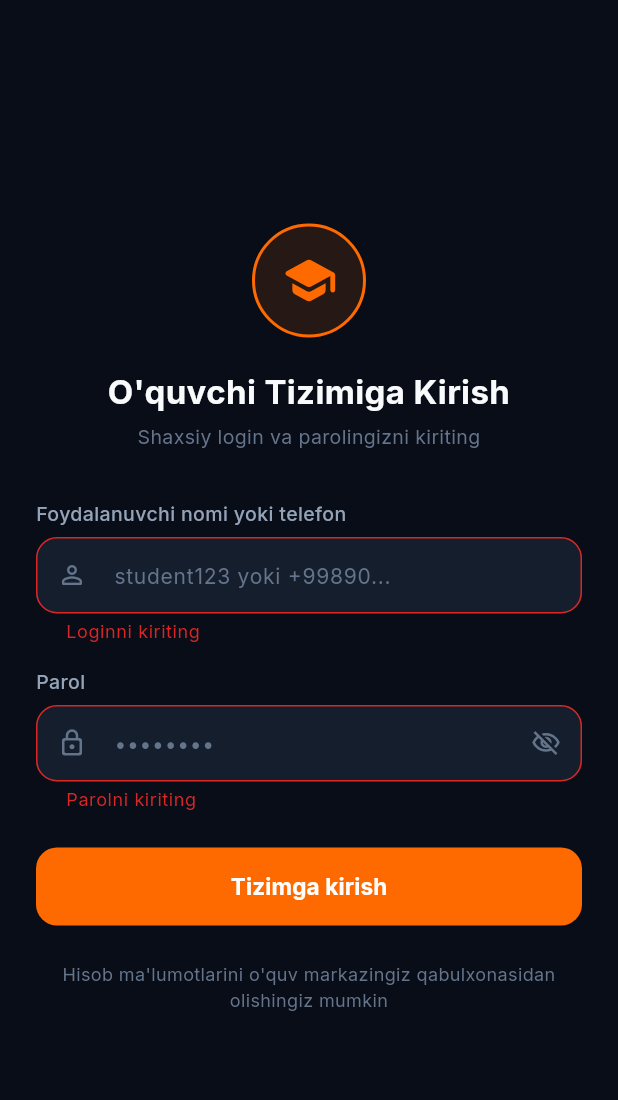
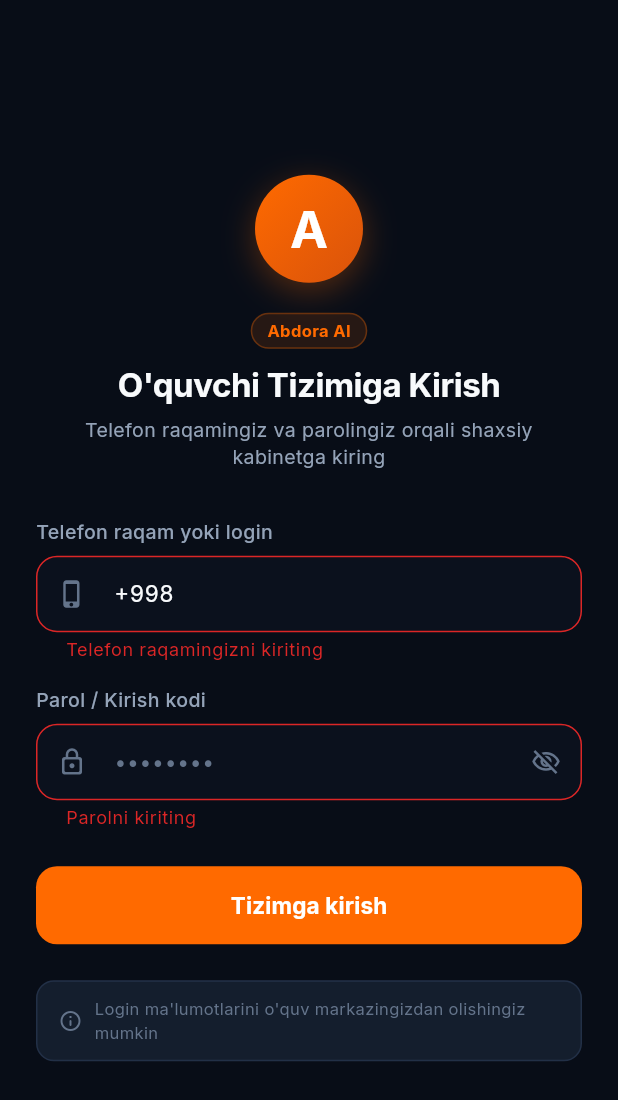
Before and after one commit to AbdulhodiyOmonboyev/Abdora-ai, a Flutter app: the screen it shows after launch, after a tap on "Tizimga kirish", on a phone screen of 412 x 824 dp. Shown: the top 1100 px of the screen. Run offline on Flutter 3.47's test engine with Material 3 defaults, Android fonts, the phone set to English and light mode, and no system bars; our stand-ins replace dio, fl_chart, google_fonts, shared_preferences; accounts and stored records are empty; network calls fail.

Commit message:
feat(auth): Login sahifasida avtomatik +998 kodi, UzPhoneFormatter va oxirgi loginni eslab qolish integratsiya qilindi

```diff
--- a/abdora_mobile/lib/core/storage/token_storage.dart
+++ b/abdora_mobile/lib/core/storage/token_storage.dart
@@ -3,6 +3,7 @@
 class TokenStorage {
   static const String _keyToken = 'auth_token';
   static const String _keyUser = 'cached_user_json';
+  static const String _keyLastUsername = 'last_username';
 
   static Future<void> saveToken(String token) async {
     final prefs = await SharedPreferences.getInstance();
@@ -24,6 +25,16 @@
     return prefs.getString(_keyUser);
   }
 
+  static Future<void> saveLastUsername(String username) async {
+    final prefs = await SharedPreferences.getInstance();
+    await prefs.setString(_keyLastUsername, username);
+  }
+
+  static Future<String?> getLastUsername() async {
+    final prefs = await SharedPreferences.getInstance();
+    return prefs.getString(_keyLastUsername);
+  }
+
   static Future<void> clearAll() async {
     final prefs = await SharedPreferences.getInstance();
     await prefs.remove(_keyToken);
--- /dev/null
+++ b/abdora_mobile/lib/core/utils/phone_formatter.dart
@@ -0,0 +1,56 @@
+import 'package:flutter/services.dart';
+
+class UzPhoneFormatter extends TextInputFormatter {
+  static String format(String input) {
+    if (input.isEmpty) return '+998 ';
+
+    String digits = input.replaceAll(RegExp(r'\D'), '');
+
+    if (digits.startsWith('998')) {
+      digits = digits.substring(3);
+    }
+
+    if (digits.length > 9) {
+      digits = digits.substring(0, 9);
+    }
+
+    if (digits.isEmpty) return '+998 ';
+
+    String res = '+998 ';
+    if (digits.isNotEmpty) {
+      res += digits.substring(0, digits.length.clamp(0, 2));
+    }
+    if (digits.length > 2) {
+      res += ' ${digits.substring(2, digits.length.clamp(2, 5))}';
+    }
+    if (digits.length > 5) {
+      res += ' ${digits.substring(5, digits.length.clamp(5, 7))}';
+    }
+    if (digits.length > 7) {
+      res += ' ${digits.substring(7, digits.length.clamp(7, 9))}';
+    }
+
+    return res;
+  }
+
+  static String clean(String input) {
+    return input.replaceAll(RegExp(r'\s+'), '').trim();
+  }
+
+  @override
+  TextEditingValue formatEditUpdate(
+    TextEditingValue oldValue,
+    TextEditingValue newValue,
+  ) {
+    // Agar foydalanuvchi oddiy username (harf) yozayotgan bo'lsa, erkin qoldiramiz
+    if (newValue.text.isNotEmpty && !newValue.text.startsWith('+') && !RegExp(r'^\d').hasMatch(newValue.text)) {
+      return newValue;
+    }
+
+    final formatted = format(newValue.text);
+    return TextEditingValue(
+      text: formatted,
+      selection: TextSelection.collapsed(offset: formatted.length),
+    );
+  }
+}
--- a/abdora_mobile/lib/screens/auth/login_screen.dart
+++ b/abdora_mobile/lib/screens/auth/login_screen.dart
@@ -1,6 +1,8 @@
 import 'package:flutter/material.dart';
 import 'package:provider/provider.dart';
 import '../../core/constants/app_colors.dart';
+import '../../core/storage/token_storage.dart';
+import '../../core/utils/phone_formatter.dart';
 import '../../core/utils/responsive.dart';
 import '../../providers/auth_provider.dart';
 import '../../widgets/custom_button.dart';
@@ -15,30 +17,59 @@
 }
 
 class _LoginScreenState extends State<LoginScreen> {
-  final _usernameController = TextEditingController();
+  final _usernameController = TextEditingController(text: '+998 ');
   final _passwordController = TextEditingController();
+  final _passwordFocusNode = FocusNode();
   final _formKey = GlobalKey<FormState>();
   bool _obscurePassword = true;
+
+  @override
+  void initState() {
+    super.initState();
+    _loadSavedCredentials();
+  }
+
+  Future<void> _loadSavedCredentials() async {
+    final savedUsername = await TokenStorage.getLastUsername();
+    if (savedUsername != null && savedUsername.trim().isNotEmpty) {
+      setState(() {
+        _usernameController.text = UzPhoneFormatter.format(savedUsername);
+        _usernameController.selection = TextSelection.collapsed(offset: _usernameController.text.length);
+      });
+      // Agar telefon avval kiritilgan bo'lsa, avtomatik parol maydoniga fokus beramiz
+      Future.delayed(const Duration(milliseconds: 300), () {
+        if (mounted) _passwordFocusNode.requestFocus();
+      });
+    }
+  }
 
   @override
   void dispose() {
     _usernameController.dispose();
     _passwordController.dispose();
+    _passwordFocusNode.dispose();
     super.dispose();
   }
 
   Future<void> _handleLogin() async {
     if (!_formKey.currentState!.validate()) return;
 
+    final rawLogin = _usernameController.text.trim();
+    // Agar telefon raqam bo'lsa, probellarni olib tashlaymiz
+    final cleanedLogin = rawLogin.startsWith('+') ? UzPhoneFormatter.clean(rawLogin) : rawLogin;
+
     final authProvider = Provider.of<AuthProvider>(context, listen: false);
     final success = await authProvider.login(
-      _usernameController.text,
+      cleanedLogin,
       _passwordController.text,
     );
 
     if (!mounted) return;
 
     if (success && authProvider.user != null) {
+      // Keyingi safar avtomatik tanlanib turishi uchun saqlab qolamiz
+      await TokenStorage.saveLastUsername(cleanedLogin);
+
       Navigator.pushReplacement(
         context,
         MaterialPageRoute(builder: (_) => const StudentMainNav()),
@@ -70,30 +101,61 @@
               vertical: 24,
             ),
             child: ConstrainedBox(
-              constraints: const BoxConstraints(maxWidth: 440),
+              constraints: const BoxConstraints(maxWidth: 420),
               child: Form(
                 key: _formKey,
                 child: Column(
                   mainAxisAlignment: MainAxisAlignment.center,
                   crossAxisAlignment: CrossAxisAlignment.stretch,
                   children: [
+                    // Web sayt logosi kabi Abdora AI belgisi
                     Center(
                       child: Container(
-                        width: 76,
-                        height: 76,
+                        width: 72,
+                        height: 72,
                         decoration: BoxDecoration(
-                          color: AppColors.primary.withOpacity(0.12),
+                          gradient: const LinearGradient(
+                            colors: [AppColors.primary, AppColors.primaryDark],
+                            begin: Alignment.topLeft,
+                            end: Alignment.bottomRight,
+                          ),
                           shape: BoxShape.circle,
-                          border: Border.all(color: AppColors.primary, width: 2),
+                          boxShadow: [
+                            BoxShadow(
+                              color: AppColors.primary.withOpacity(0.3),
+                              blurRadius: 18,
+                              offset: const Offset(0, 6),
+                            ),
+                          ],
                         ),
-                        child: const Icon(
-                          Icons.school_rounded,
-                          size: 38,
-                          color: AppColors.primary,
+                        child: const Center(
+                          child: Text(
+                            'A',
+                            style: TextStyle(
+                              color: Colors.white,
+                              fontSize: 34,
+                              fontWeight: FontWeight.bold,
+                            ),
+                          ),
                         ),
                       ),
                     ),
                     const SizedBox(height: 20),
+                    Center(
+                      child: Container(
+                        padding: const EdgeInsets.symmetric(horizontal: 10, vertical: 3),
+                        decoration: BoxDecoration(
+                          color: AppColors.primary.withOpacity(0.12),
+                          borderRadius: BorderRadius.circular(16),
+                          border: Border.all(color: AppColors.primary.withOpacity(0.3)),
+                        ),
+                        child: const Text(
+                          'Abdora AI',
+                          style: TextStyle(color: AppColors.primary, fontSize: 11, fontWeight: FontWeight.bold),
+                        ),
+                      ),
+                    ),
+                    const SizedBox(height: 8),
                     const Text(
                       'O\'quvchi Tizimiga Kirish',
                       textAlign: TextAlign.center,
@@ -101,29 +163,49 @@
                         color: AppColors.textPrimary,
                         fontSize: 22,
                         fontWeight: FontWeight.bold,
+                        letterSpacing: -0.3,
                       ),
                     ),
                     const SizedBox(height: 6),
                     const Text(
-                      'Shaxsiy login va parolingizni kiriting',
+                      'Telefon raqamingiz va parolingiz orqali shaxsiy kabinetga kiring',
                       textAlign: TextAlign.center,
                       style: TextStyle(
-                        color: AppColors.textMuted,
+                        color: AppColors.textSecondary,
                         fontSize: 13,
+                        height: 1.4,
                       ),
                     ),
                     const SizedBox(height: 32),
+
+                    // Telefon raqami (+998 avtomatik va tanlangan holda)
                     CustomTextField(
                       controller: _usernameController,
-                      label: 'Foydalanuvchi nomi yoki telefon',
-                      hint: 'student123 yoki +99890...',
-                      prefixIcon: Icons.person_outline_rounded,
-                      validator: (v) => (v == null || v.trim().isEmpty) ? 'Loginni kiriting' : null,
+                      label: 'Telefon raqam yoki login',
+                      hint: '+998 (90) 123-45-67',
+                      keyboardType: TextInputType.phone,
+                      prefixIcon: Icons.phone_iphone_rounded,
+                      inputFormatters: [UzPhoneFormatter()],
+                      onChanged: (val) {
+                        // Agar to'liq 9 ta raqam kiritilsa (+998 XX XXX XX XX = 17 belgi), avtomatik parolga o'tish
+                        if (val.length >= 17) {
+                          _passwordFocusNode.requestFocus();
+                        }
+                      },
+                      validator: (v) {
+                        if (v == null || v.trim().isEmpty || v.trim() == '+998') {
+                          return 'Telefon raqamingizni kiriting';
+                        }
+                        return null;
+                      },
                     ),
                     const SizedBox(height: 16),
+
+                    // Parol
                     CustomTextField(
                       controller: _passwordController,
-                      label: 'Parol',
+                      focusNode: _passwordFocusNode,
+                      label: 'Parol / Kirish kodi',
                       hint: '••••••••',
                       obscureText: _obscurePassword,
                       prefixIcon: Icons.lock_outline_rounded,
@@ -140,21 +222,40 @@
                         },
                       ),
                       validator: (v) => (v == null || v.trim().isEmpty) ? 'Parolni kiriting' : null,
+                      onSubmitted: (_) => _handleLogin(),
                     ),
                     const SizedBox(height: 24),
+
+                    // Kirish tugmasi
                     CustomButton(
                       text: 'Tizimga kirish',
                       isLoading: authProvider.isLoading,
                       onPressed: _handleLogin,
                     ),
                     const SizedBox(height: 24),
-                    const Text(
-                      'Hisob ma\'lumotlarini o\'quv markazingiz qabulxonasidan olishingiz mumkin',
-                      textAlign: TextAlign.center,
-                      style: TextStyle(
-                        color: AppColors.textMuted,
-                        fontSize: 12,
-                        height: 1.4,
+
+                    // Eslatma
+                    Center(
+                      child: Container(
+                        padding: const EdgeInsets.symmetric(horizontal: 14, vertical: 10),
+                        decoration: BoxDecoration(
+                          color: AppColors.surface,
+                          borderRadius: BorderRadius.circular(12),
+                          border: Border.all(color: AppColors.border),
+                        ),
+                        child: Row(
+                          mainAxisSize: MainAxisSize.min,
+                          children: const [
+                            Icon(Icons.info_outline_rounded, color: AppColors.textMuted, size: 16),
+                            SizedBox(width: 8),
+                            Flexible(
+                              child: Text(
+                                'Login ma\'lumotlarini o\'quv markazingizdan olishingiz mumkin',
+                                style: TextStyle(color: AppColors.textMuted, fontSize: 11),
+                              ),
+                            ),
+                          ],
+                        ),
                       ),
                     ),
                   ],
--- a/abdora_mobile/lib/widgets/custom_text_field.dart
+++ b/abdora_mobile/lib/widgets/custom_text_field.dart
@@ -1,4 +1,5 @@
 import 'package:flutter/material.dart';
+import 'package:flutter/services.dart';
 import '../core/constants/app_colors.dart';
 
 class CustomTextField extends StatelessWidget {
@@ -10,6 +11,10 @@
   final bool obscureText;
   final TextInputType keyboardType;
   final String? Function(String?)? validator;
+  final FocusNode? focusNode;
+  final List<TextInputFormatter>? inputFormatters;
+  final ValueChanged<String>? onChanged;
+  final ValueChanged<String>? onSubmitted;
 
   const CustomTextField({
     super.key,
@@ -21,6 +26,10 @@
     this.obscureText = false,
     this.keyboardType = TextInputType.text,
     this.validator,
+    this.focusNode,
+    this.inputFormatters,
+    this.onChanged,
+    this.onSubmitted,
   });
 
   @override
@@ -39,8 +48,12 @@
         const SizedBox(height: 6),
         TextFormField(
           controller: controller,
+          focusNode: focusNode,
           obscureText: obscureText,
           keyboardType: keyboardType,
+          inputFormatters: inputFormatters,
+          onChanged: onChanged,
+          onFieldSubmitted: onSubmitted,
           validator: validator,
           style: const TextStyle(color: AppColors.textPrimary, fontSize: 15),
           decoration: InputDecoration(
@@ -49,7 +62,7 @@
             prefixIcon: prefixIcon != null ? Icon(prefixIcon, color: AppColors.textMuted, size: 20) : null,
             suffixIcon: suffixIcon,
             filled: true,
-            fillColor: AppColors.surface,
+            fillColor: AppColors.inputBg,
             contentPadding: const EdgeInsets.symmetric(horizontal: 16, vertical: 14),
             border: OutlineInputBorder(
               borderRadius: BorderRadius.circular(14),
```
